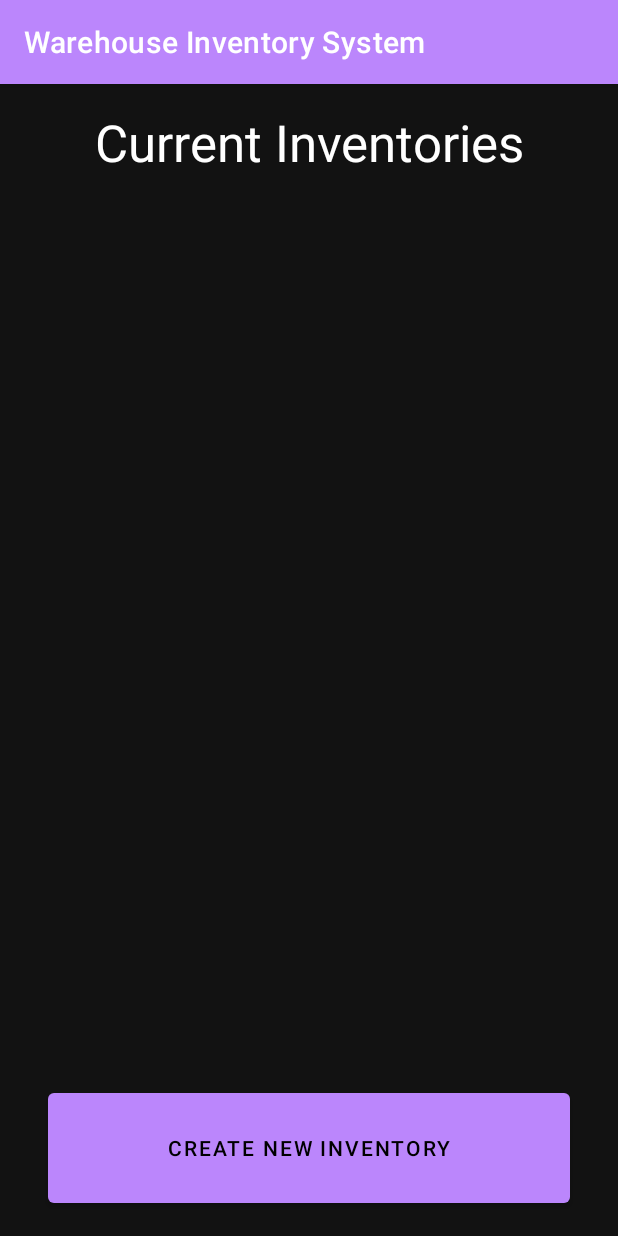
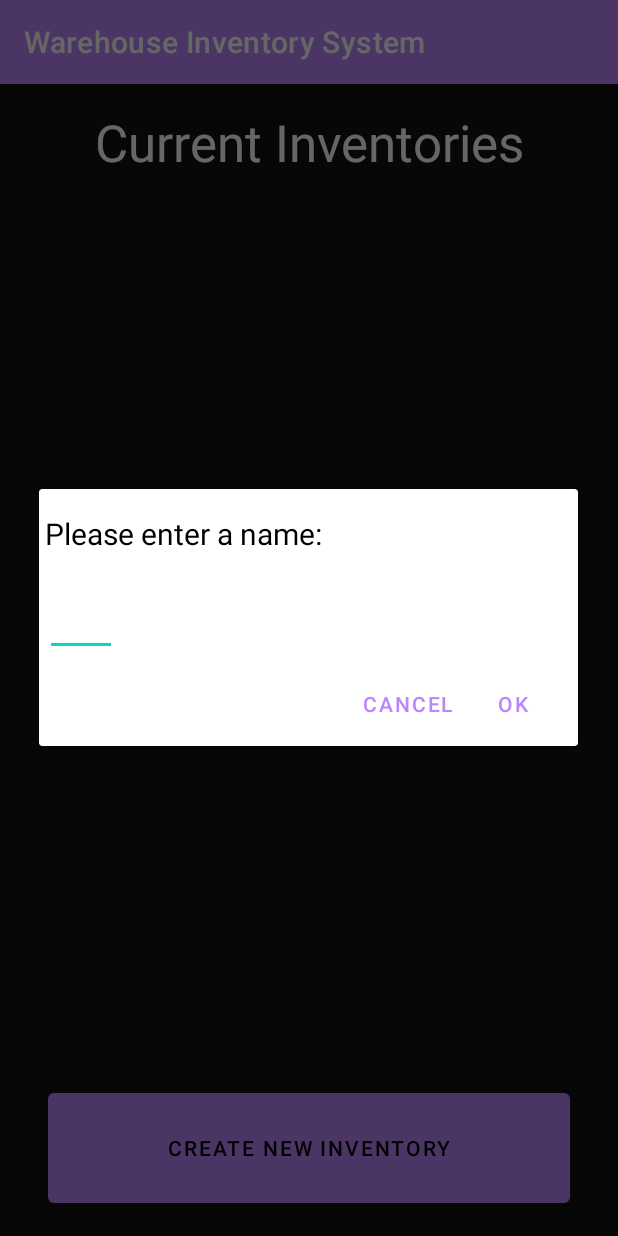
Before and after one commit to kamarabbas99/WareHouse-Inventory-app, an Android app: the InventoryViewActivity screen opened directly, with no data from a screen before it, after a tap on "CREATE NEW INVENTORY", on a phone screen of 412 x 824 dp. Run offline under Robolectric (Android 15) with nearby library versions, the phone set to English and light mode, and no system bars; 4 statements that could not run were skipped.

Commit message:
Created dialog box to add new inventories and added it to the Inventory view activity

```diff
--- a/app/src/main/AndroidManifest.xml
+++ b/app/src/main/AndroidManifest.xml
@@ -19,7 +19,7 @@
         <activity
             android:name="presentation.MainMenuActivity"
             android:exported="false"
-            android:parentActivityName="presentation.InventoryViewActivity"/>
+            android:parentActivityName="presentation.InventoryViewActivity" />
         <activity
             android:name="presentation.ItemViewActivity"
             android:exported="false"
--- /dev/null
+++ b/app/src/main/java/presentation/InventoryNameBox.java
@@ -0,0 +1,54 @@
+package presentation;
+
+import android.app.AlertDialog;
+import android.app.Dialog;
+import android.content.Context;
+import android.content.DialogInterface;
+import android.os.Bundle;
+import android.view.LayoutInflater;
+import android.view.View;
+import android.widget.EditText;
+
+import androidx.fragment.app.DialogFragment;
+
+import com.example.warehouseinventorysystem.R;
+
+public class InventoryNameBox extends DialogFragment {
+    InventoryNameBox.NameListener listener;
+    String name;
+
+    @Override
+    public Dialog onCreateDialog(Bundle savedInstanceState) {
+        AlertDialog.Builder builder = new AlertDialog.Builder(getActivity());
+
+        //Gets layout inflater and inflates custom layout
+        LayoutInflater inflater = requireActivity().getLayoutInflater();
+        View view = inflater.inflate(R.layout.dialog_inventory_name, null);
+
+        EditText text = view.findViewById(R.id.name);
+
+        builder.setView(view)
+                //Creates an add button, if clicked the current name in the box is passed to calling activity
+                .setPositiveButton("Ok", new DialogInterface.OnClickListener(){
+                    public void onClick(DialogInterface dialog, int id){
+                        name = text.getText().toString();
+                        listener.onChangeClick(InventoryNameBox.this, name);
+                    }
+                })
+                //If the cancel button is clicked, nothing is sent and the text box closes
+                .setNegativeButton("Cancel", null);
+
+        return builder.create();
+    }
+
+    public interface NameListener{
+        public void onChangeClick(DialogFragment dialog, String name);
+    }
+
+    //Override on attach method so we can send events to the host, which are sent through the passed listener variable
+    @Override
+    public void onAttach(Context context){
+        super.onAttach(context);
+        listener = (InventoryNameBox.NameListener) context;
+    }
+}
--- a/app/src/main/java/presentation/InventoryViewActivity.java
+++ b/app/src/main/java/presentation/InventoryViewActivity.java
@@ -1,6 +1,7 @@
 package presentation;
 
 import androidx.appcompat.app.AppCompatActivity;
+import androidx.fragment.app.DialogFragment;
 import androidx.recyclerview.widget.LinearLayoutManager;
 import androidx.recyclerview.widget.RecyclerView;
 
@@ -15,7 +16,7 @@ import database.PersistenceException;
 import logic.InventoryAccessor;
 import objects.Inventory;
 
-public class InventoryViewActivity extends AppCompatActivity implements InventoryAdapter.OnInventoryListener{
+public class InventoryViewActivity extends AppCompatActivity implements InventoryAdapter.OnInventoryListener, InventoryNameBox.NameListener{
     //Holds every inventory object currently in the database
     Inventory[] inventories;
 
@@ -46,8 +47,28 @@ public class InventoryViewActivity extends AppCompatActivity implements Inventor
         }
     }
 
+    //Moves to page to create a new inventory
     public void createInvOnClick(View view){
+        DialogFragment newInv = new InventoryNameBox();
+        newInv.show(getSupportFragmentManager(), "name");
+    }
 
+    //Creates a new inventory with the name inputted by the user
+    @Override
+    public void onChangeClick(DialogFragment dialog, String name){
+        try{
+            //Creates new inventory with the entered name
+            inv.createInventory(name);
+
+            //Reloads the page to get the updates
+            finish();
+            startActivity(getIntent());
+        }
+
+        catch(PersistenceException e){
+            Messages.itemFailAdd(this, "Inventory", "\nPlease try restarting the application");
+            System.out.println(e.getMessage());
+        }
     }
 
     //When an inventory is clicked, sets the current inventory
--- /dev/null
+++ b/app/src/main/res/layout/dialog_inventory_name.xml
@@ -0,0 +1,30 @@
+<LinearLayout xmlns:android="http://schemas.android.com/apk/res/android"
+    android:orientation="vertical"
+    android:layout_width="wrap_content"
+    android:layout_height="wrap_content">
+
+    <TextView
+        android:id="@+id/askNameText"
+        android:layout_width="wrap_content"
+        android:layout_height="wrap_content"
+        android:layout_marginLeft="4dp"
+        android:layout_marginTop="16dp"
+        android:layout_marginRight="4dp"
+        android:layout_marginBottom="4dp"
+        android:text="@string/askName"
+        android:textColor="@color/black"
+        android:textSize="20sp" />
+
+    <EditText
+        android:id="@+id/name"
+        android:layout_width="wrap_content"
+        android:layout_height="wrap_content"
+        android:layout_marginLeft="4dp"
+        android:layout_marginTop="16dp"
+        android:layout_marginRight="4dp"
+        android:layout_marginBottom="4dp"
+        android:importantForAutofill="no"
+        android:minWidth="48dp"
+        android:minHeight="48dp"
+        android:textColorHint="@color/black" />
+</LinearLayout>
--- a/app/src/main/res/values/strings.xml
+++ b/app/src/main/res/values/strings.xml
@@ -25,4 +25,5 @@
     <string name="createAccountText">Create Account</string>
     <string name="createAcctMsg">Please Input Data for User:</string>
     <string name="inventoryText">Current Inventories</string>
+    <string name="askName">Please enter a name:</string>
 </resources>
```
